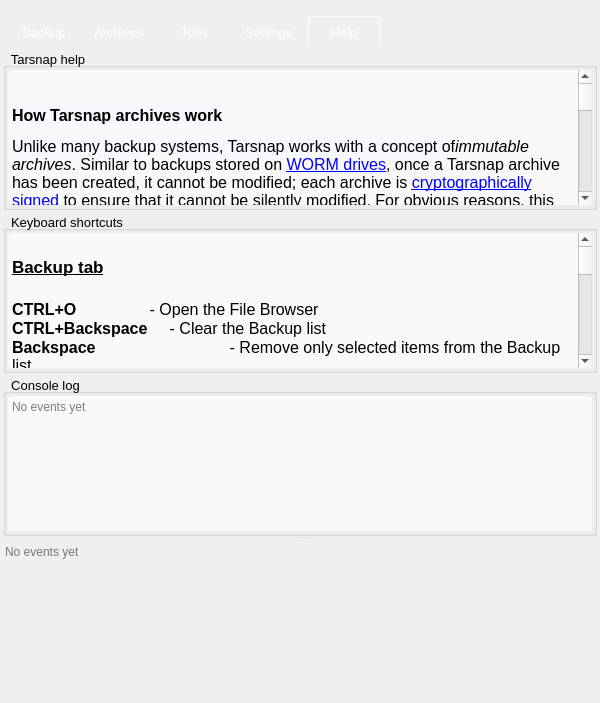
The window that forms/mainwindow.ui (Tarsnap/tarsnap-gui) describes before a commit, drawn with Qt 5.
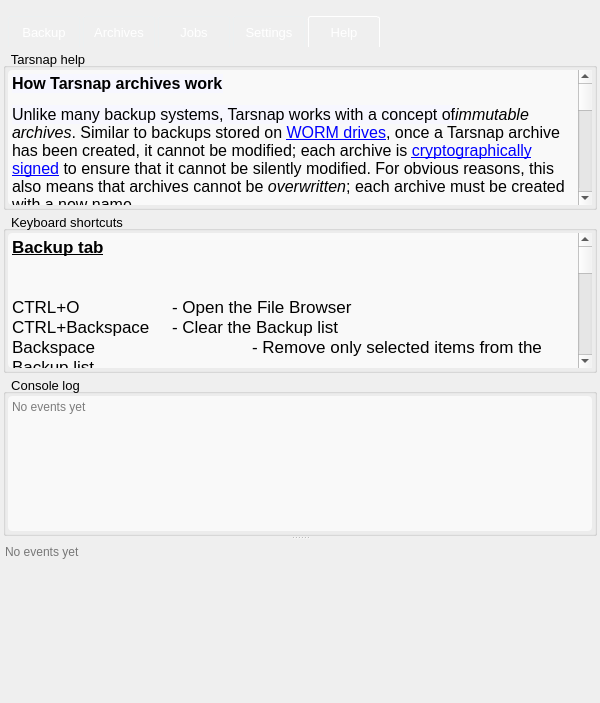
The same window after the commit. The open tabs and pages were chosen to show the change. Icons and pictures are not drawn. Custom widgets are drawn as their Qt base class.

Commit message: Font adjustments in the Help pane.

```diff
--- a/forms/mainwindow.ui
+++ b/forms/mainwindow.ui
@@ -1734,7 +1734,6 @@
 &lt;html&gt;&lt;head&gt;&lt;meta name=&quot;qrichtext&quot; content=&quot;1&quot; /&gt;&lt;style type=&quot;text/css&quot;&gt;
 p, li { white-space: pre-wrap; }
 &lt;/style&gt;&lt;/head&gt;&lt;body style=&quot; font-family:'.Helvetica Neue DeskInterface'; font-size:13pt; font-weight:400; font-style:normal;&quot;&gt;
-&lt;p style=&quot;-qt-paragraph-type:empty; margin-top:12px; margin-bottom:12px; margin-left:0px; margin-right:0px; -qt-block-indent:0; text-indent:0px;&quot;&gt;&lt;br /&gt;&lt;/p&gt;
 &lt;p style=&quot; margin-top:12px; margin-bottom:12px; margin-left:0px; margin-right:0px; -qt-block-indent:0; text-indent:0px;&quot;&gt;&lt;span style=&quot; font-family:'Droid Sans,sans-serif'; font-size:12pt; font-weight:600; color:#000000; background-color:#f7f7ff;&quot;&gt;How Tarsnap archives work&lt;/span&gt;&lt;/p&gt;
 &lt;p style=&quot; margin-top:12px; margin-bottom:12px; margin-left:0px; margin-right:0px; -qt-block-indent:0; text-indent:0px;&quot;&gt;&lt;span style=&quot; font-family:'Droid Sans,sans-serif'; font-size:12pt; color:#000000; background-color:#f7f7ff;&quot;&gt;Unlike many backup systems, Tarsnap works with a concept of&lt;/span&gt;&lt;span style=&quot; font-family:'Droid Sans,sans-serif'; font-size:12pt; font-style:italic; color:#000000;&quot;&gt;immutable archives&lt;/span&gt;&lt;span style=&quot; font-family:'Droid Sans,sans-serif'; font-size:12pt; color:#000000;&quot;&gt;. Similar to backups stored on &lt;/span&gt;&lt;a href=&quot;http://en.wikipedia.org/wiki/Write_once_read_many&quot;&gt;&lt;span style=&quot; font-family:'Droid Sans,sans-serif'; font-size:12pt; text-decoration: underline; color:#0000ff;&quot;&gt;WORM drives&lt;/span&gt;&lt;/a&gt;&lt;span style=&quot; font-family:'Droid Sans,sans-serif'; font-size:12pt; color:#000000;&quot;&gt;, once a Tarsnap archive has been created, it cannot be modified; each archive is &lt;/span&gt;&lt;a href=&quot;https://www.tarsnap.com/crypto.html&quot;&gt;&lt;span style=&quot; font-family:'Droid Sans,sans-serif'; font-size:12pt; text-decoration: underline; color:#0000ff;&quot;&gt;cryptographically signed&lt;/span&gt;&lt;/a&gt;&lt;span style=&quot; font-family:'Droid Sans,sans-serif'; font-size:12pt; color:#000000;&quot;&gt; to ensure that it cannot be silently modified. For obvious reasons, this also means that archives cannot be &lt;/span&gt;&lt;span style=&quot; font-family:'Droid Sans,sans-serif'; font-size:12pt; font-style:italic; color:#000000;&quot;&gt;overwritten&lt;/span&gt;&lt;span style=&quot; font-family:'Droid Sans,sans-serif'; font-size:12pt; color:#000000;&quot;&gt;; each archive must be created with a new name.&lt;/span&gt;&lt;/p&gt;
 &lt;p style=&quot; margin-top:12px; margin-bottom:12px; margin-left:0px; margin-right:0px; -qt-block-indent:0; text-indent:0px;&quot;&gt;&lt;span style=&quot; font-family:'Droid Sans,sans-serif'; font-size:12pt; color:#000000; background-color:#f7f7ff;&quot;&gt;Tarsnap also makes creating new archives very fast: Because Tarsnap&lt;/span&gt;&lt;a href=&quot;https://www.tarsnap.com/efficiency.html&quot;&gt;&lt;span style=&quot; font-family:'Droid Sans,sans-serif'; font-size:12pt; text-decoration: underline; color:#0000ff;&quot;&gt;deduplicates&lt;/span&gt;&lt;/a&gt;&lt;span style=&quot; font-family:'Droid Sans,sans-serif'; font-size:12pt; color:#000000;&quot;&gt; archives against data stored in previous archives, if you have an archive already stored with a previous version of the data you're placing into a new archive, Tarsnap will automatically recognize the duplicated data and only upload the new blocks. Similarly, when you delete an archive, Tarsnap figures out which data was &lt;/span&gt;&lt;span style=&quot; font-family:'Droid Sans,sans-serif'; font-size:12pt; font-style:italic; color:#000000;&quot;&gt;only&lt;/span&gt;&lt;span style=&quot; font-family:'Droid Sans,sans-serif'; font-size:12pt; color:#000000;&quot;&gt; in that archive, and deletes it, while leaving behind any data which is still needed by other archives.&lt;/span&gt;&lt;/p&gt;
@@ -1785,32 +1784,31 @@
 &lt;html&gt;&lt;head&gt;&lt;meta name=&quot;qrichtext&quot; content=&quot;1&quot; /&gt;&lt;style type=&quot;text/css&quot;&gt;
 p, li { white-space: pre-wrap; }
 &lt;/style&gt;&lt;/head&gt;&lt;body style=&quot; font-family:'.Helvetica Neue DeskInterface'; font-size:13pt; font-weight:400; font-style:normal;&quot;&gt;
-&lt;p style=&quot;-qt-paragraph-type:empty; margin-top:0px; margin-bottom:0px; margin-left:0px; margin-right:0px; -qt-block-indent:0; text-indent:0px;&quot;&gt;&lt;br /&gt;&lt;/p&gt;
-&lt;p style=&quot; margin-top:0px; margin-bottom:0px; margin-left:0px; margin-right:0px; -qt-block-indent:0; text-indent:0px;&quot;&gt;&lt;span style=&quot; font-weight:600; text-decoration: underline;&quot;&gt;Backup tab&lt;/span&gt;&lt;/p&gt;
-&lt;p style=&quot;-qt-paragraph-type:empty; margin-top:0px; margin-bottom:0px; margin-left:0px; margin-right:0px; -qt-block-indent:0; text-indent:0px; font-size:14pt; font-weight:600; text-decoration: underline;&quot;&gt;&lt;br /&gt;&lt;/p&gt;
-&lt;p style=&quot; margin-top:0px; margin-bottom:0px; margin-left:0px; margin-right:0px; -qt-block-indent:0; text-indent:0px;&quot;&gt;&lt;span style=&quot; font-size:12pt; font-weight:600;&quot;&gt;CTRL+O&lt;/span&gt;&lt;span style=&quot; font-size:12pt;&quot;&gt; 	             - Open the File Browser&lt;/span&gt;&lt;/p&gt;
-&lt;p style=&quot; margin-top:0px; margin-bottom:0px; margin-left:0px; margin-right:0px; -qt-block-indent:0; text-indent:0px;&quot;&gt;&lt;span style=&quot; font-size:12pt; font-weight:600;&quot;&gt;CTRL+Backspace&lt;/span&gt;&lt;span style=&quot; font-size:12pt;&quot;&gt;     - Clear the Backup list&lt;/span&gt;&lt;/p&gt;
-&lt;p style=&quot; margin-top:0px; margin-bottom:0px; margin-left:0px; margin-right:0px; -qt-block-indent:0; text-indent:0px;&quot;&gt;&lt;span style=&quot; font-size:12pt; font-weight:600;&quot;&gt;Backspace	             &lt;/span&gt;&lt;span style=&quot; font-size:12pt;&quot;&gt;- Remove only selected items from the Backup list&lt;/span&gt;&lt;/p&gt;
-&lt;p style=&quot;-qt-paragraph-type:empty; margin-top:0px; margin-bottom:0px; margin-left:0px; margin-right:0px; -qt-block-indent:0; text-indent:0px; font-size:12pt;&quot;&gt;&lt;br /&gt;&lt;/p&gt;
-&lt;p style=&quot; margin-top:0px; margin-bottom:0px; margin-left:0px; margin-right:0px; -qt-block-indent:0; text-indent:0px;&quot;&gt;&lt;span style=&quot; font-weight:600; text-decoration: underline;&quot;&gt;Archives tab&lt;/span&gt;&lt;/p&gt;
-&lt;p style=&quot;-qt-paragraph-type:empty; margin-top:0px; margin-bottom:0px; margin-left:0px; margin-right:0px; -qt-block-indent:0; text-indent:0px; font-weight:600; text-decoration: underline;&quot;&gt;&lt;br /&gt;&lt;/p&gt;
-&lt;p style=&quot; margin-top:0px; margin-bottom:0px; margin-left:0px; margin-right:0px; -qt-block-indent:0; text-indent:0px;&quot;&gt;&lt;span style=&quot; font-size:12pt; font-weight:600;&quot;&gt;CTRL+R 	&lt;/span&gt;&lt;span style=&quot; font-size:12pt;&quot;&gt;-&lt;/span&gt;&lt;span style=&quot; font-size:12pt; font-weight:600;&quot;&gt; &lt;/span&gt;&lt;span style=&quot; font-size:12pt;&quot;&gt;Refresh the Archives list&lt;/span&gt;&lt;/p&gt;
-&lt;p style=&quot; margin-top:0px; margin-bottom:0px; margin-left:0px; margin-right:0px; -qt-block-indent:0; text-indent:0px;&quot;&gt;&lt;span style=&quot; font-size:12pt; font-weight:600;&quot;&gt;Backspace	&lt;/span&gt;&lt;span style=&quot; font-size:12pt;&quot;&gt;- Delete selected Archives&lt;/span&gt;&lt;/p&gt;
-&lt;p style=&quot;-qt-paragraph-type:empty; margin-top:0px; margin-bottom:0px; margin-left:0px; margin-right:0px; -qt-block-indent:0; text-indent:0px; font-size:12pt;&quot;&gt;&lt;br /&gt;&lt;/p&gt;
-&lt;p style=&quot; margin-top:0px; margin-bottom:0px; margin-left:0px; margin-right:0px; -qt-block-indent:0; text-indent:0px;&quot;&gt;&lt;span style=&quot; font-weight:600; text-decoration: underline;&quot;&gt;Jobs tab&lt;/span&gt;&lt;/p&gt;
-&lt;p style=&quot;-qt-paragraph-type:empty; margin-top:0px; margin-bottom:0px; margin-left:0px; margin-right:0px; -qt-block-indent:0; text-indent:0px; font-weight:600; text-decoration: underline;&quot;&gt;&lt;br /&gt;&lt;/p&gt;
-&lt;p style=&quot; margin-top:0px; margin-bottom:0px; margin-left:0px; margin-right:0px; -qt-block-indent:0; text-indent:0px;&quot;&gt;&lt;span style=&quot; font-size:12pt; font-weight:600;&quot;&gt;CTRL+N	&lt;/span&gt;&lt;span style=&quot; font-size:12pt;&quot;&gt;- Add new Job&lt;/span&gt;&lt;/p&gt;
-&lt;p style=&quot; margin-top:0px; margin-bottom:0px; margin-left:0px; margin-right:0px; -qt-block-indent:0; text-indent:0px;&quot;&gt;&lt;span style=&quot; font-size:12pt; font-weight:600;&quot;&gt;CTRL+B	&lt;/span&gt;&lt;span style=&quot; font-size:12pt;&quot;&gt;- Initiate backup on selected Jobs&lt;/span&gt;&lt;/p&gt;
-&lt;p style=&quot;-qt-paragraph-type:empty; margin-top:0px; margin-bottom:0px; margin-left:0px; margin-right:0px; -qt-block-indent:0; text-indent:0px; font-size:12pt;&quot;&gt;&lt;br /&gt;&lt;/p&gt;
-&lt;p style=&quot; margin-top:0px; margin-bottom:0px; margin-left:0px; margin-right:0px; -qt-block-indent:0; text-indent:0px;&quot;&gt;&lt;span style=&quot; font-weight:600; text-decoration: underline;&quot;&gt;Settings tab&lt;/span&gt;&lt;/p&gt;
-&lt;p style=&quot;-qt-paragraph-type:empty; margin-top:0px; margin-bottom:0px; margin-left:0px; margin-right:0px; -qt-block-indent:0; text-indent:0px; font-weight:600; text-decoration: underline;&quot;&gt;&lt;br /&gt;&lt;/p&gt;
-&lt;p style=&quot; margin-top:0px; margin-bottom:0px; margin-left:0px; margin-right:0px; -qt-block-indent:0; text-indent:0px;&quot;&gt;&lt;span style=&quot; font-size:12pt; font-weight:600;&quot;&gt;CTRL+R	&lt;/span&gt;&lt;span style=&quot; font-size:12pt;&quot;&gt;- Refresh Account Summary&lt;/span&gt;&lt;/p&gt;
-&lt;p style=&quot;-qt-paragraph-type:empty; margin-top:0px; margin-bottom:0px; margin-left:0px; margin-right:0px; -qt-block-indent:0; text-indent:0px; font-size:12pt;&quot;&gt;&lt;br /&gt;&lt;/p&gt;
-&lt;p style=&quot; margin-top:0px; margin-bottom:0px; margin-left:0px; margin-right:0px; -qt-block-indent:0; text-indent:0px;&quot;&gt;&lt;span style=&quot; font-weight:600; text-decoration: underline;&quot;&gt;General&lt;/span&gt;&lt;/p&gt;
-&lt;p style=&quot;-qt-paragraph-type:empty; margin-top:0px; margin-bottom:0px; margin-left:0px; margin-right:0px; -qt-block-indent:0; text-indent:0px; font-weight:600; text-decoration: underline;&quot;&gt;&lt;br /&gt;&lt;/p&gt;
-&lt;p style=&quot; margin-top:0px; margin-bottom:0px; margin-left:0px; margin-right:0px; -qt-block-indent:0; text-indent:0px;&quot;&gt;&lt;span style=&quot; font-size:12pt; font-weight:600;&quot;&gt;CTRL+[1-5]	&lt;/span&gt;&lt;span style=&quot; font-size:12pt;&quot;&gt;- Switch between Backup, Archives.. tabs&lt;/span&gt;&lt;/p&gt;
-&lt;p style=&quot;-qt-paragraph-type:empty; margin-top:0px; margin-bottom:0px; margin-left:0px; margin-right:0px; -qt-block-indent:0; text-indent:0px; font-size:12pt;&quot;&gt;&lt;br /&gt;&lt;/p&gt;
-&lt;p style=&quot; margin-top:0px; margin-bottom:0px; margin-left:0px; margin-right:0px; -qt-block-indent:0; text-indent:0px;&quot;&gt;&lt;span style=&quot; font-size:12pt; font-style:italic;&quot;&gt;* &lt;/span&gt;&lt;span style=&quot; font-size:12pt; font-weight:600; font-style:italic;&quot;&gt;CTRL&lt;/span&gt;&lt;span style=&quot; font-size:12pt; font-style:italic;&quot;&gt; is &lt;/span&gt;&lt;span style=&quot; font-size:12pt; font-weight:600; font-style:italic;&quot;&gt;CMD&lt;/span&gt;&lt;span style=&quot; font-size:12pt; font-style:italic;&quot;&gt; on OS X&lt;/span&gt;&lt;/p&gt;&lt;/body&gt;&lt;/html&gt;</string>
+&lt;p style=&quot; margin-top:0px; margin-bottom:0px; margin-left:0px; margin-right:0px; -qt-block-indent:0; text-indent:0px;&quot;&gt;&lt;span style=&quot; font-family:'Helvetica'; font-weight:600; text-decoration: underline;&quot;&gt;Backup tab&lt;/span&gt;&lt;/p&gt;
+&lt;p style=&quot; margin-top:0px; margin-bottom:0px; margin-left:0px; margin-right:0px; -qt-block-indent:0; text-indent:0px;&quot;&gt;&lt;span style=&quot; font-family:'Helvetica';&quot;&gt;&lt;br /&gt;&lt;/span&gt;&lt;/p&gt;
+&lt;p style=&quot; margin-top:0px; margin-bottom:0px; margin-left:0px; margin-right:0px; -qt-block-indent:0; text-indent:0px;&quot;&gt;&lt;span style=&quot; font-family:'Helvetica';&quot;&gt;CTRL+O 		- Open the File Browser&lt;/span&gt;&lt;/p&gt;
+&lt;p style=&quot; margin-top:0px; margin-bottom:0px; margin-left:0px; margin-right:0px; -qt-block-indent:0; text-indent:0px;&quot;&gt;&lt;span style=&quot; font-family:'Helvetica';&quot;&gt;CTRL+Backspace 	- Clear the Backup list&lt;/span&gt;&lt;/p&gt;
+&lt;p style=&quot; margin-top:0px; margin-bottom:0px; margin-left:0px; margin-right:0px; -qt-block-indent:0; text-indent:0px;&quot;&gt;&lt;span style=&quot; font-family:'Helvetica';&quot;&gt;Backspace 		- Remove only selected items from the Backup list&lt;/span&gt;&lt;/p&gt;
+&lt;p style=&quot; margin-top:0px; margin-bottom:0px; margin-left:0px; margin-right:0px; -qt-block-indent:0; text-indent:0px;&quot;&gt;&lt;span style=&quot; font-family:'Helvetica';&quot;&gt;&lt;br /&gt;&lt;/span&gt;&lt;/p&gt;
+&lt;p style=&quot; margin-top:0px; margin-bottom:0px; margin-left:0px; margin-right:0px; -qt-block-indent:0; text-indent:0px;&quot;&gt;&lt;span style=&quot; font-family:'Helvetica'; font-weight:600; text-decoration: underline;&quot;&gt;Archives tab&lt;/span&gt;&lt;/p&gt;
+&lt;p style=&quot; margin-top:0px; margin-bottom:0px; margin-left:0px; margin-right:0px; -qt-block-indent:0; text-indent:0px;&quot;&gt;&lt;span style=&quot; font-family:'Helvetica';&quot;&gt;&lt;br /&gt;&lt;/span&gt;&lt;/p&gt;
+&lt;p style=&quot; margin-top:0px; margin-bottom:0px; margin-left:0px; margin-right:0px; -qt-block-indent:0; text-indent:0px;&quot;&gt;&lt;span style=&quot; font-family:'Helvetica';&quot;&gt;CTRL+R 	- Refresh the Archives list&lt;/span&gt;&lt;/p&gt;
+&lt;p style=&quot; margin-top:0px; margin-bottom:0px; margin-left:0px; margin-right:0px; -qt-block-indent:0; text-indent:0px;&quot;&gt;&lt;span style=&quot; font-family:'Helvetica';&quot;&gt;Backspace 	- Delete selected Archives&lt;/span&gt;&lt;/p&gt;
+&lt;p style=&quot; margin-top:0px; margin-bottom:0px; margin-left:0px; margin-right:0px; -qt-block-indent:0; text-indent:0px;&quot;&gt;&lt;span style=&quot; font-family:'Helvetica';&quot;&gt;&lt;br /&gt;&lt;/span&gt;&lt;/p&gt;
+&lt;p style=&quot; margin-top:0px; margin-bottom:0px; margin-left:0px; margin-right:0px; -qt-block-indent:0; text-indent:0px;&quot;&gt;&lt;span style=&quot; font-family:'Helvetica'; font-weight:600; text-decoration: underline;&quot;&gt;Jobs tab&lt;/span&gt;&lt;/p&gt;
+&lt;p style=&quot; margin-top:0px; margin-bottom:0px; margin-left:0px; margin-right:0px; -qt-block-indent:0; text-indent:0px;&quot;&gt;&lt;span style=&quot; font-family:'Helvetica';&quot;&gt;&lt;br /&gt;&lt;/span&gt;&lt;/p&gt;
+&lt;p style=&quot; margin-top:0px; margin-bottom:0px; margin-left:0px; margin-right:0px; -qt-block-indent:0; text-indent:0px;&quot;&gt;&lt;span style=&quot; font-family:'Helvetica';&quot;&gt;CTRL+N 	- Add new Job&lt;/span&gt;&lt;/p&gt;
+&lt;p style=&quot; margin-top:0px; margin-bottom:0px; margin-left:0px; margin-right:0px; -qt-block-indent:0; text-indent:0px;&quot;&gt;&lt;span style=&quot; font-family:'Helvetica';&quot;&gt;CTRL+B 	- Initiate backup on selected Jobs&lt;/span&gt;&lt;/p&gt;
+&lt;p style=&quot; margin-top:0px; margin-bottom:0px; margin-left:0px; margin-right:0px; -qt-block-indent:0; text-indent:0px;&quot;&gt;&lt;span style=&quot; font-family:'Helvetica';&quot;&gt;&lt;br /&gt;&lt;/span&gt;&lt;/p&gt;
+&lt;p style=&quot; margin-top:0px; margin-bottom:0px; margin-left:0px; margin-right:0px; -qt-block-indent:0; text-indent:0px;&quot;&gt;&lt;span style=&quot; font-family:'Helvetica'; font-weight:600; text-decoration: underline;&quot;&gt;Settings tab&lt;/span&gt;&lt;/p&gt;
+&lt;p style=&quot; margin-top:0px; margin-bottom:0px; margin-left:0px; margin-right:0px; -qt-block-indent:0; text-indent:0px;&quot;&gt;&lt;span style=&quot; font-family:'Helvetica';&quot;&gt;&lt;br /&gt;&lt;/span&gt;&lt;/p&gt;
+&lt;p style=&quot; margin-top:0px; margin-bottom:0px; margin-left:0px; margin-right:0px; -qt-block-indent:0; text-indent:0px;&quot;&gt;&lt;span style=&quot; font-family:'Helvetica';&quot;&gt;CTRL+R 	- Refresh Account Summary&lt;/span&gt;&lt;/p&gt;
+&lt;p style=&quot; margin-top:0px; margin-bottom:0px; margin-left:0px; margin-right:0px; -qt-block-indent:0; text-indent:0px;&quot;&gt;&lt;span style=&quot; font-family:'Helvetica';&quot;&gt;&lt;br /&gt;&lt;/span&gt;&lt;/p&gt;
+&lt;p style=&quot; margin-top:0px; margin-bottom:0px; margin-left:0px; margin-right:0px; -qt-block-indent:0; text-indent:0px;&quot;&gt;&lt;span style=&quot; font-family:'Helvetica'; font-weight:600; text-decoration: underline;&quot;&gt;General&lt;/span&gt;&lt;/p&gt;
+&lt;p style=&quot; margin-top:0px; margin-bottom:0px; margin-left:0px; margin-right:0px; -qt-block-indent:0; text-indent:0px;&quot;&gt;&lt;span style=&quot; font-family:'Helvetica';&quot;&gt;&lt;br /&gt;&lt;/span&gt;&lt;/p&gt;
+&lt;p style=&quot; margin-top:0px; margin-bottom:0px; margin-left:0px; margin-right:0px; -qt-block-indent:0; text-indent:0px;&quot;&gt;&lt;span style=&quot; font-family:'Helvetica';&quot;&gt;CTRL+[1-5] 	- Switch between Backup, Archives.. tabs&lt;/span&gt;&lt;/p&gt;
+&lt;p style=&quot; margin-top:0px; margin-bottom:0px; margin-left:0px; margin-right:0px; -qt-block-indent:0; text-indent:0px;&quot;&gt;&lt;span style=&quot; font-family:'Helvetica';&quot;&gt;&lt;br /&gt;&lt;/span&gt;&lt;/p&gt;
+&lt;p style=&quot; margin-top:0px; margin-bottom:0px; margin-left:0px; margin-right:0px; -qt-block-indent:0; text-indent:0px;&quot;&gt;&lt;span style=&quot; font-family:'Helvetica'; font-style:italic;&quot;&gt;* CTRL is CMD on OS X&lt;/span&gt; &lt;/p&gt;&lt;/body&gt;&lt;/html&gt;</string>
                 </property>
                </widget>
               </item>
```
